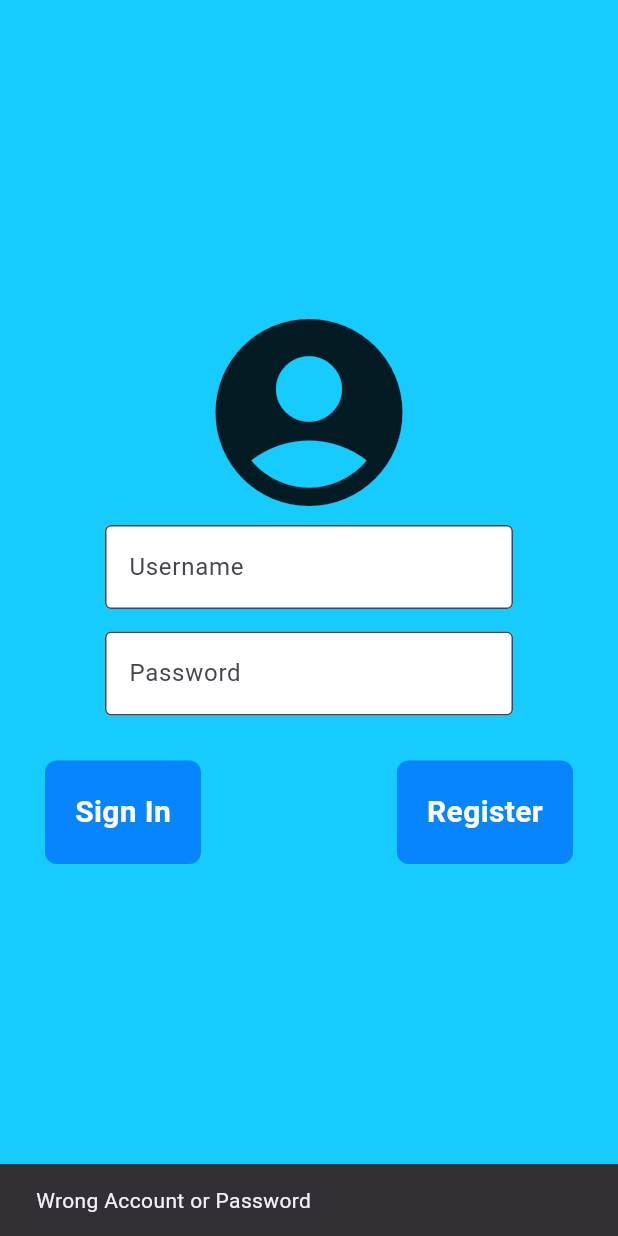
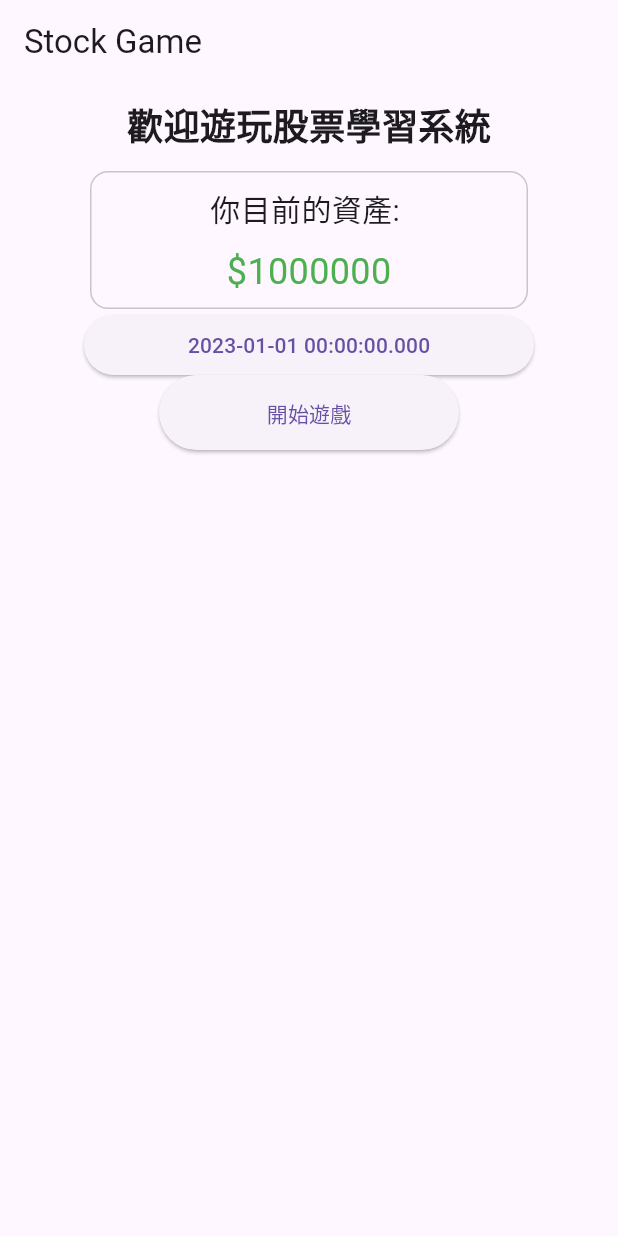
Before and after one commit to nayamiskr/Stock_Trainer, a Flutter app: the screen it shows after launch, after a tap on "Sign In", on a phone screen of 412 x 824 dp. Run offline on Flutter 3.47's test engine with Material 3 defaults, Android fonts, the phone set to English and light mode, and no system bars; our stand-ins replace flutter_datetime_picker.

Commit message:
新增首頁內容

```diff
--- /dev/null
+++ b/lib/app/page/homePage.dart
@@ -0,0 +1,83 @@
+import 'package:flutter/material.dart';
+import 'package:flutter_datetime_picker/flutter_datetime_picker.dart';
+
+int budget = 100000;
+DateTime dateTime = DateTime(2023, 1, 1);
+
+class Homepage extends StatelessWidget {
+  const Homepage({super.key});
+
+  @override
+  Widget build(BuildContext context) {
+    return MaterialApp(
+      home: Scaffold(
+        appBar: AppBar(title: const Text('Stock Game')),
+        body: Center(
+          child: Column(
+            children: [
+              Padding(
+                padding: EdgeInsets.all(10),
+                child: Text(
+                  '歡迎遊玩股票學習系統',
+                  style: TextStyle(fontSize: 24, fontWeight: FontWeight.bold),
+                ),
+              ),
+              SizedBox(
+                height: 100,
+                width: 300,
+                child: Card.outlined(
+                  child: Column(
+                    children: [
+                      Padding(
+                        padding: EdgeInsets.all(10),
+                        child: Text.rich(
+                          TextSpan(
+                            text: '你目前的資產: ',
+                            style: TextStyle(fontSize: 20),
+                          ),
+                        ),
+                      ),
+                      Text(
+                        "\$1000000",
+                        style: TextStyle(fontSize: 24, color: Colors.green),
+                      ),
+                    ],
+                  ),
+                ),
+              ),
+              SizedBox(
+                height: 40,
+                width: 300,
+                child: ButtonTheme(child: ElevatedButton(
+                  onPressed: () {
+                    DatePicker.showDatePicker(context,
+                        showTitleActions: true,
+                        minTime: DateTime(2023, 1, 1),
+                        maxTime: DateTime(2025, 12, 31), onChanged: (date) {
+                      print('change $date');
+                    }, onConfirm: (date) {
+                      print('confirm $date');
+                      dateTime = date;
+                    }, currentTime: DateTime(2023,1,1), locale: LocaleType.zh);
+                  },
+                  child: Text(dateTime.toString()),
+                )),
+              ),
+              SizedBox(
+                height: 50,
+                width: 200,
+                child: ElevatedButton(
+                  onPressed: () {
+                    Navigator.pushNamed(context, '/stock');
+                  },
+                  child: Text('開始遊戲'),
+                ),
+              ) //startButton
+
+            ],
+          ),
+        ),
+      ),
+    );
+  }
+}
--- a/lib/page/login.dart
+++ b/lib/app/page/login.dart
@@ -1,5 +1,6 @@
 import 'package:flutter/material.dart';
-import 'package:stock_game/components/textinput.dart';
+import 'package:stock_game/app/components/textinput.dart';
+import 'package:stock_game/app/page/homePage.dart';
 
 class LoginPage extends StatelessWidget {
   final userController = TextEditingController();
@@ -11,9 +12,9 @@ class LoginPage extends StatelessWidget {
   final String password = "123123";
 
   void login(BuildContext context) {
-    if (userController.text == account && passwordController.text == password) {
+    if (userController.text == account && passwordController.text == password || 1 == 1) {
       Navigator.push(
-          context, MaterialPageRoute(builder: (context) => LoginPage()));
+          context, MaterialPageRoute(builder: (context) => Homepage()));
     } else {
       ScaffoldMessenger.of(context).showSnackBar(
           const SnackBar(content: Text("Wrong Account or Password")));
--- a/lib/main.dart
+++ b/lib/main.dart
@@ -1,5 +1,5 @@
 import 'package:flutter/material.dart';
-import 'page/login.dart';
+import 'app/page/login.dart';
 
 void main() {
   runApp(const MyApp());
--- a/pubspec.yaml
+++ b/pubspec.yaml
@@ -34,6 +34,7 @@ dependencies:
   # The following adds the Cupertino Icons font to your application.
   # Use with the CupertinoIcons class for iOS style icons.
   cupertino_icons: ^1.0.8
+  flutter_datetime_picker: ^1.5.1
 
 dev_dependencies:
   flutter_test:
```
Also changed, not shown: lib/app/components/button.dart (renamed from lib/components/button.dart), lib/app/components/textinput.dart (renamed from lib/components/textinput.dart), pubspec.lock.
